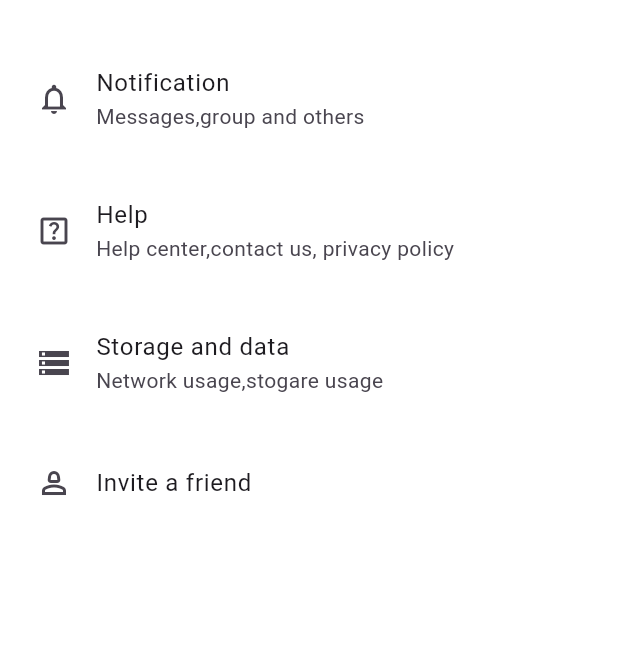
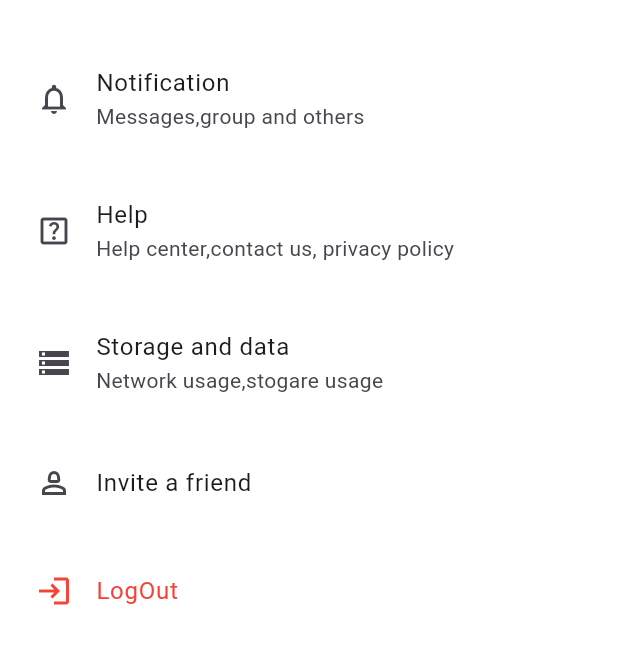
Before and after one commit to princechaurashiya/chat_app, a Flutter app: the Setting screen opened directly, on a phone screen of 412 x 824 dp, the part 552-1216 px from its top. Run offline on Flutter 3.47's test engine with Material 3 defaults, Android fonts, the phone set to English and light mode, and no system bars; our stand-ins replace cloud_firestore, firebase_auth, firebase_core, firebase_storage, fluttertoast, image_picker; accounts and stored records are empty; network calls fail.

Commit message:
add login and logOut features

```diff
--- a/chat_app/lib/pages/setting.dart
+++ b/chat_app/lib/pages/setting.dart
@@ -1,6 +1,9 @@
 import 'package:chat_app/component/color.dart';
 import 'package:chat_app/component/search_text.dart';
 import 'package:chat_app/component/serchButton.dart';
+import 'package:chat_app/pages/auth/Login_toChatbox.dart';
+import 'package:chat_app/pages/utils/utils.dart';
+import 'package:firebase_auth/firebase_auth.dart';
 import 'package:flutter/material.dart';
 
 class Setting extends StatefulWidget {
@@ -11,6 +14,7 @@ class Setting extends StatefulWidget {
 }
 
 class _SettingState extends State<Setting> {
+  final auth = FirebaseAuth.instance;
   bool isSearch = true;
   @override
   Widget build(BuildContext context) {
@@ -140,6 +144,34 @@ class _SettingState extends State<Setting> {
                           // subtitle: Text('Privacy,Security, change number'),
                         ),
                       ),
+                      Padding(
+                        padding: EdgeInsets.all(8.0),
+                        child: GestureDetector(
+                          onTap: () {
+                            auth.signOut().then((value) {
+                              Navigator.push(
+                                  context,
+                                  MaterialPageRoute(
+                                      builder: (context) => LoginTochatbox()));
+                            }).onError(
+                              (error, stackTrace) {
+                                Utils().tostMessage(error.toString());
+                              },
+                            );
+                          },
+                          child: const ListTile(
+                            leading: Icon(
+                              Icons.login_outlined,
+                              color: Colors.red,
+                            ),
+                            title: Text(
+                              'LogOut',
+                              style: TextStyle(color: Colors.red),
+                            ),
+                            // subtitle: Text('Privacy,Security, change number'),
+                          ),
+                        ),
+                      ),
                     ],
                   )),
             )
--- a/chat_app/pubspec.yaml
+++ b/chat_app/pubspec.yaml
@@ -41,6 +41,7 @@ dependencies:
   firebase_auth: ^5.1.1
   fluttertoast: ^8.2.6
   image_picker: ^1.1.2
+
 
 dev_dependencies:
   flutter_test:
```
Also changed, not shown: chat_app/lib/pages/account.dart (+26 -1 lines), chat_app/lib/pages/auth/Login_toChatbox.dart (+14 -1 lines), chat_app/lib/pages/firebase_services/splash_services.dart (+17 -4 lines), chat_app/lib/resources/add_data.dart (added, +81 -0 lines), 1 other file.
